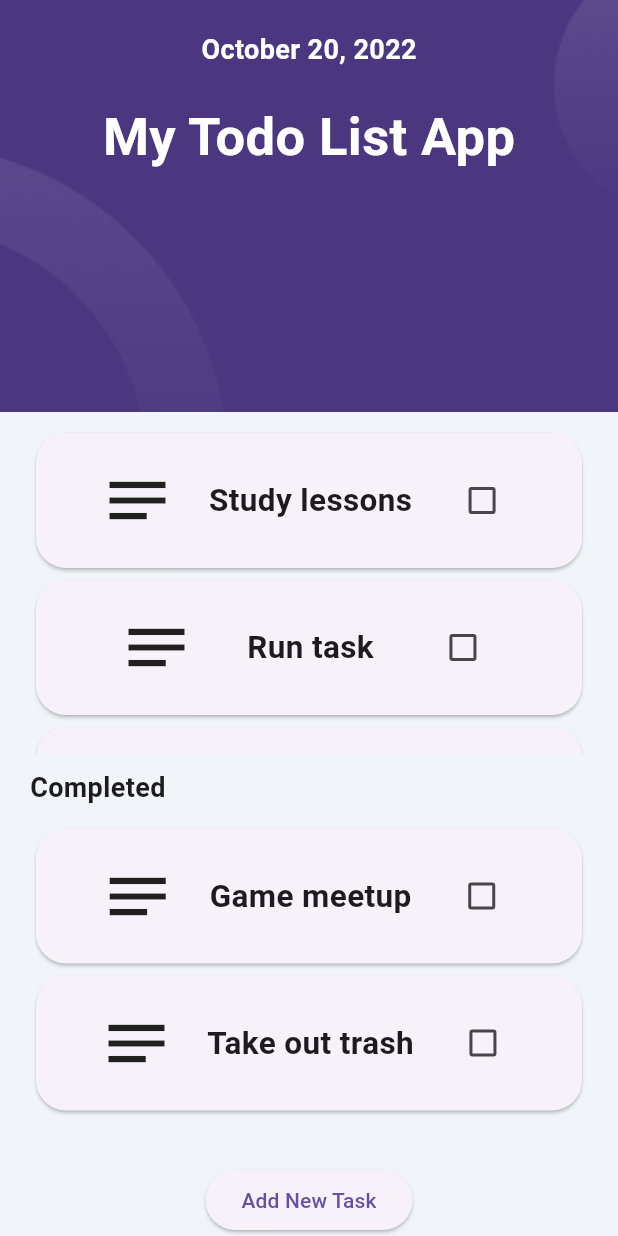
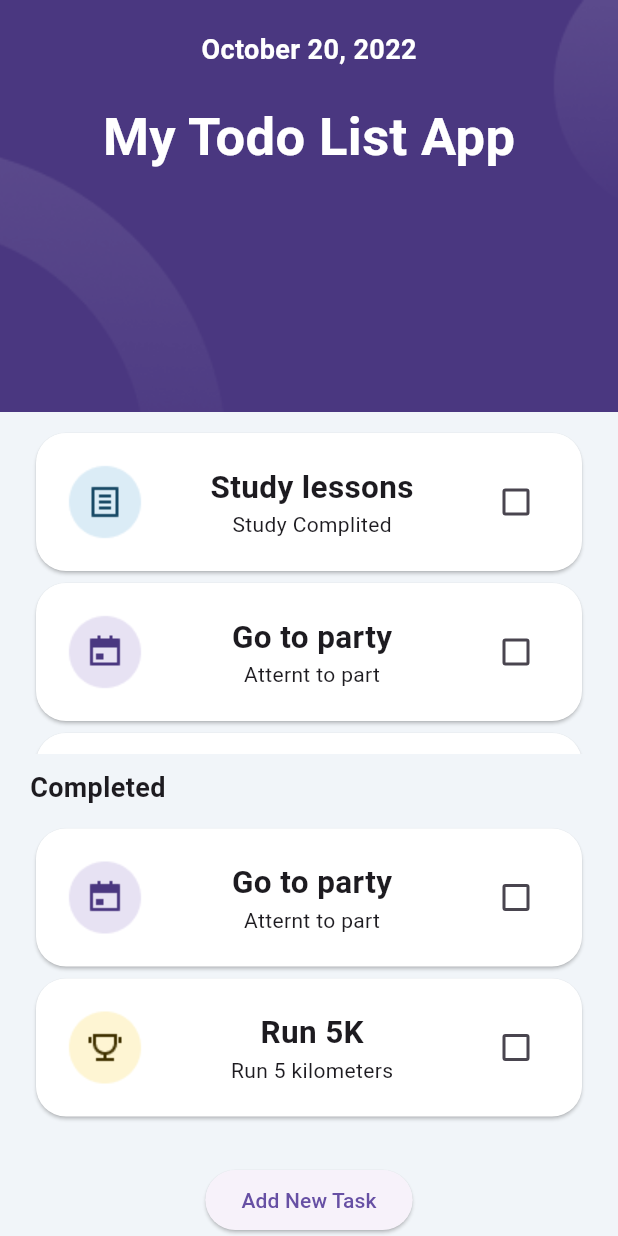
Before and after one commit to ahmetarmutcu/Todo_App, a Flutter app: the screen it shows after launch, on a phone screen of 412 x 824 dp. Run offline on Flutter 3.47's test engine with Material 3 defaults, Android fonts, the phone set to English and light mode, and no system bars; our stand-ins replace hexcolor.

```diff
--- /dev/null
+++ b/lib/constants/tasktype.dart
@@ -0,0 +1,5 @@
+enum TaskType{
+  note,
+  calendar,
+  contest
+}
--- /dev/null
+++ b/lib/model/task.dart
@@ -0,0 +1,15 @@
+import 'package:todo_app/constants/tasktype.dart';
+
+class Task{
+
+  Task({
+    required this.type,
+    required this.title,
+    required this.description,
+    required this.isCompleted
+  });
+  final TaskType type;
+  final String title;
+  final String description;
+  bool isCompleted;
+}
--- a/lib/screens/home.dart
+++ b/lib/screens/home.dart
@@ -1,6 +1,8 @@
 import 'package:flutter/material.dart';
 import 'package:hexcolor/hexcolor.dart';
 import 'package:todo_app/constants/color.dart';
+import 'package:todo_app/constants/tasktype.dart';
+import 'package:todo_app/model/task.dart';
 import 'package:todo_app/screens/add_new_task.dart';
 import 'package:todo_app/todoitem.dart';
 
@@ -11,8 +13,38 @@ class HomeScreen extends StatefulWidget {
   State<HomeScreen> createState() => _HomeScreenState();
 }
 
-List<String> todo = ["Study lessons", "Run task", "Maptriks hatası"];
-List<String> completed = ["Game meetup", "Take out trash"];
+// List<String> todo = ["Study lessons", "Run task", "Maptriks hatası"];
+// List<String> completed = ["Game meetup", "Take out trash"];
+
+List<Task> todo = [
+  Task(
+      type: TaskType.note,
+      title: "Study lessons",
+      description: "Study Complited",
+      isCompleted: false),
+  Task(
+      type: TaskType.calendar,
+      title: "Go to party",
+      description: "Atternt to part",
+      isCompleted: false),
+  Task(
+      type: TaskType.contest,
+      title: "Run 5K",
+      description: "Run 5 kilometers",
+      isCompleted: false),
+];
+List<Task> completed = [
+  Task(
+      type: TaskType.calendar,
+      title: "Go to party",
+      description: "Atternt to part",
+      isCompleted: false),
+  Task(
+      type: TaskType.contest,
+      title: "Run 5K",
+      description: "Run 5 kilometers",
+      isCompleted: false),
+];
 
 class _HomeScreenState extends State<HomeScreen> {
   @override
@@ -72,7 +104,7 @@ class _HomeScreenState extends State<HomeScreen> {
                       shrinkWrap: true,
                       itemCount: todo.length,
                       itemBuilder: (context, index) {
-                        return TodoItem(title: todo[index]);
+                        return TodoItem(task: todo[index]);
                       },
                     ),
                   ),
@@ -99,7 +131,7 @@ class _HomeScreenState extends State<HomeScreen> {
                       shrinkWrap: true,
                       itemCount: completed.length,
                       itemBuilder: (context, index) {
-                        return TodoItem(title: completed[index]);
+                        return TodoItem(task: completed[index]);
                       },
                     ),
                   ),
@@ -108,10 +140,9 @@ class _HomeScreenState extends State<HomeScreen> {
 
               ElevatedButton(
                 onPressed: () {
-                  Navigator.of(context).push(
-                    MaterialPageRoute(builder:(context) =>const AddNewTaskScreen(),
-                    )
-                  );
+                  Navigator.of(context).push(MaterialPageRoute(
+                    builder: (context) => const AddNewTaskScreen(),
+                  ));
                 },
                 child: const Text("Add New Task"),
               )
--- a/lib/todoitem.dart
+++ b/lib/todoitem.dart
@@ -1,8 +1,10 @@
 import 'package:flutter/material.dart';
+import 'package:todo_app/constants/tasktype.dart';
+import 'package:todo_app/model/task.dart';
 
 class TodoItem extends StatefulWidget {
-  const TodoItem({super.key, required this.title});
-  final String title;
+  const TodoItem({super.key, required this.task});
+  final Task task;
 
   @override
   State<TodoItem> createState() => _TodoItemState();
@@ -14,23 +16,46 @@ class _TodoItemState extends State<TodoItem> {
   @override
   Widget build(BuildContext context) {
     return Card(
+        color: widget.task.isCompleted == true ? Colors.grey : Colors.white,
         shape: RoundedRectangleBorder(borderRadius: BorderRadius.circular(20)),
         child: Padding(
           padding: const EdgeInsets.all(20),
           child: Row(
             mainAxisAlignment: MainAxisAlignment.spaceEvenly,
             children: [
-              const Icon(Icons.notes_outlined, size: 50),
-              Text(
-                widget.title,
-                style:
-                    const TextStyle(fontWeight: FontWeight.bold, fontSize: 21),
+              widget.task.type == TaskType.note
+                  ? Image.asset("lib/assets/images/category_1.png")
+                  : widget.task.type == TaskType.contest
+                      ? Image.asset("lib/assets/images/category_3.png")
+                      : Image.asset("lib/assets/images/category_2.png"),
+              Expanded(
+                child: Column(
+                  children: [
+                    Text(
+                      widget.task.title,
+                      style: TextStyle(
+                          decoration: widget.task.isCompleted
+                              ? TextDecoration.lineThrough
+                              : TextDecoration.none,
+                          fontWeight: FontWeight.bold,
+                          fontSize: 21),
+                    ),
+                    Text(
+                      widget.task.description,
+                      style: TextStyle(
+                          decoration: widget.task.isCompleted
+                              ? TextDecoration.lineThrough
+                              : TextDecoration.none),
+                    ),
+                  ],
+                ),
               ),
               Checkbox(
                 value: isChecked,
                 onChanged: (val) => {
                   setState(
                     () {
+                      widget.task.isCompleted = !widget.task.isCompleted;
                       isChecked = val!;
                     },
                   ),
```
